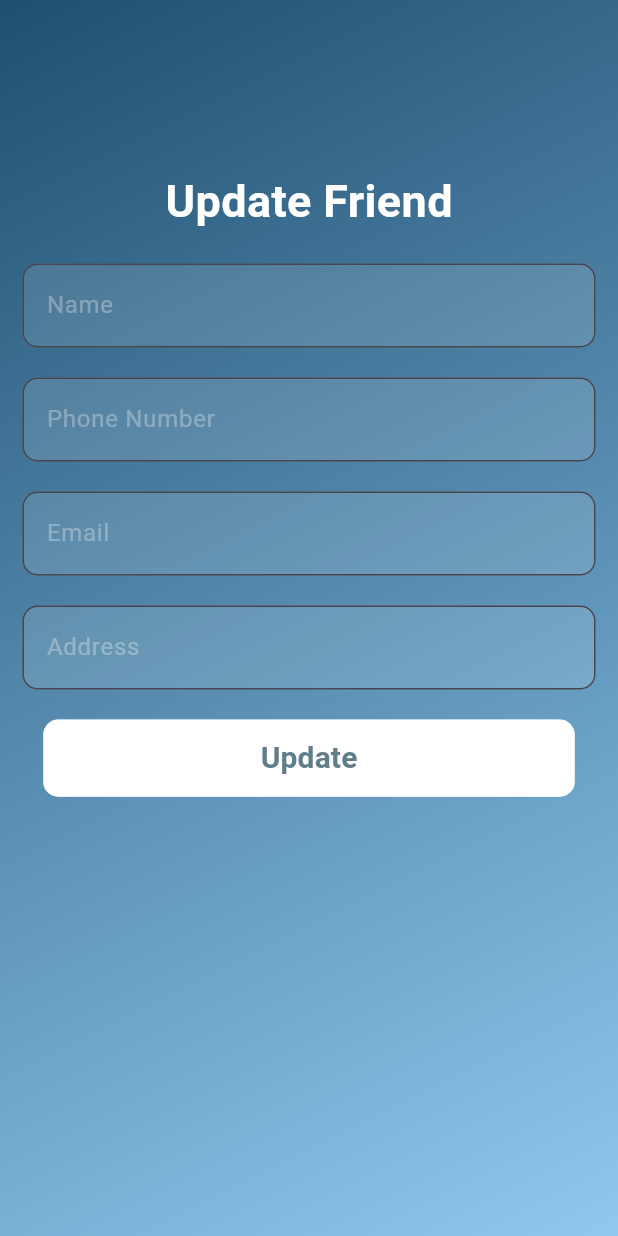
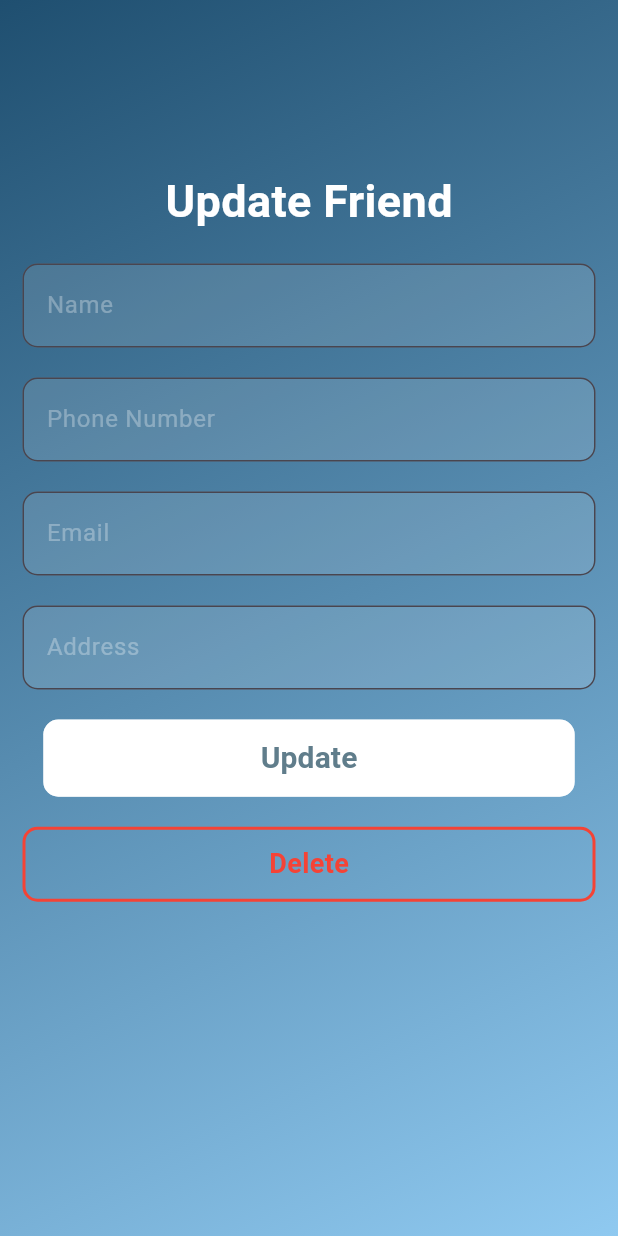
Before and after one commit to minhthongnt2610/flutter-exercises, a Flutter app: the screen it shows after launch, on a phone screen of 412 x 824 dp. Run offline on Flutter 3.47's test engine with Material 3 defaults, Android fonts, the phone set to English and light mode, and no system bars; our stand-ins replace cloud_firestore, date_field, firebase_core, firebase_crashlytics, sqflite, video_player; accounts and stored records are empty.

Commit message:
add delete_button.dart into detail_screen/widgets/build_detail_body_widget.dart

```diff
--- a/practice_firebase/lib/screens/đetail_screen/widgets/build_detail_body_widgets.dart
+++ b/practice_firebase/lib/screens/đetail_screen/widgets/build_detail_body_widgets.dart
@@ -5,23 +5,16 @@ import '../../../common_widgets/delete_button.dart';
 import '../../../common_widgets/input_field.dart';
 import '../../../common_widgets/primary_button.dart';
 
-
-
-class BuildDetailBodyWidget extends StatefulWidget
-{
-  const BuildDetailBodyWidget({super.key,});
+class BuildDetailBodyWidget extends StatefulWidget {
+  const BuildDetailBodyWidget({super.key});
 
   @override
   State<BuildDetailBodyWidget> createState() => _BuildDetailBodyWidgetState();
 }
 
-class _BuildDetailBodyWidgetState extends State<BuildDetailBodyWidget>
-{
-
-
+class _BuildDetailBodyWidgetState extends State<BuildDetailBodyWidget> {
   @override
-  Widget build(BuildContext context)
-  {
+  Widget build(BuildContext context) {
     int width = MediaQuery.of(context).size.width.toInt();
     int height = MediaQuery.of(context).size.height.toInt();
     final isUpdate = true;
@@ -62,8 +55,7 @@ class _BuildDetailBodyWidgetState extends State<BuildDetailBodyWidget>
               onChanged: (value) {},
               maxLines: 1,
               initialValue: '',
-
-              ),
+            ),
             const SizedBox(height: 20),
             InputField(
               hintText: 'Address',
@@ -76,24 +68,22 @@ class _BuildDetailBodyWidgetState extends State<BuildDetailBodyWidget>
               title: isUpdate ? 'Update' : 'Add',
               isColor: true,
               onPressed: () {},
-
             ),
+            const SizedBox(height: 20),
+            DeleteButton(title: 'Delete', onTap: () {}),
           ],
         ),
       ),
     );
   }
 
-  Future<bool?> _showDeleteDialog(BuildContext context)
-  {
+  Future<bool?> _showDeleteDialog(BuildContext context) {
     return showDialog<bool>(
       context: context,
-      builder: (context)
-      {
+      builder: (context) {
         return AlertDialog(
           title: const Text('Delete Friend'),
-          content:
-          const Text('Are you sure you want to delete this friend?'),
+          content: const Text('Are you sure you want to delete this friend?'),
           actions: [
             TextButton(
               onPressed: () => Navigator.of(context).pop(false),
```
